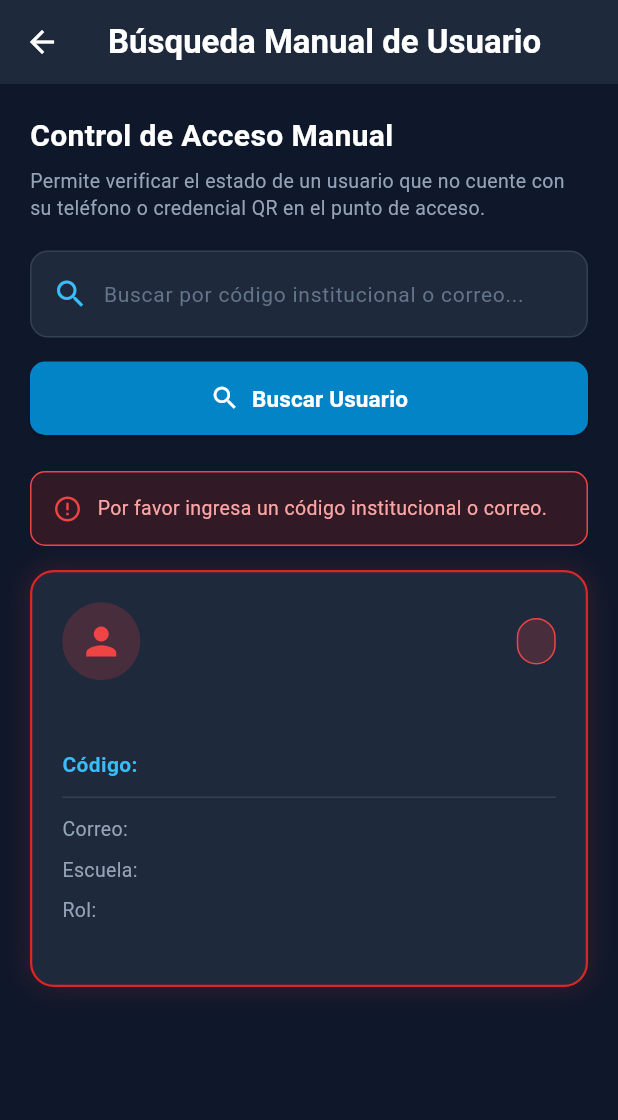
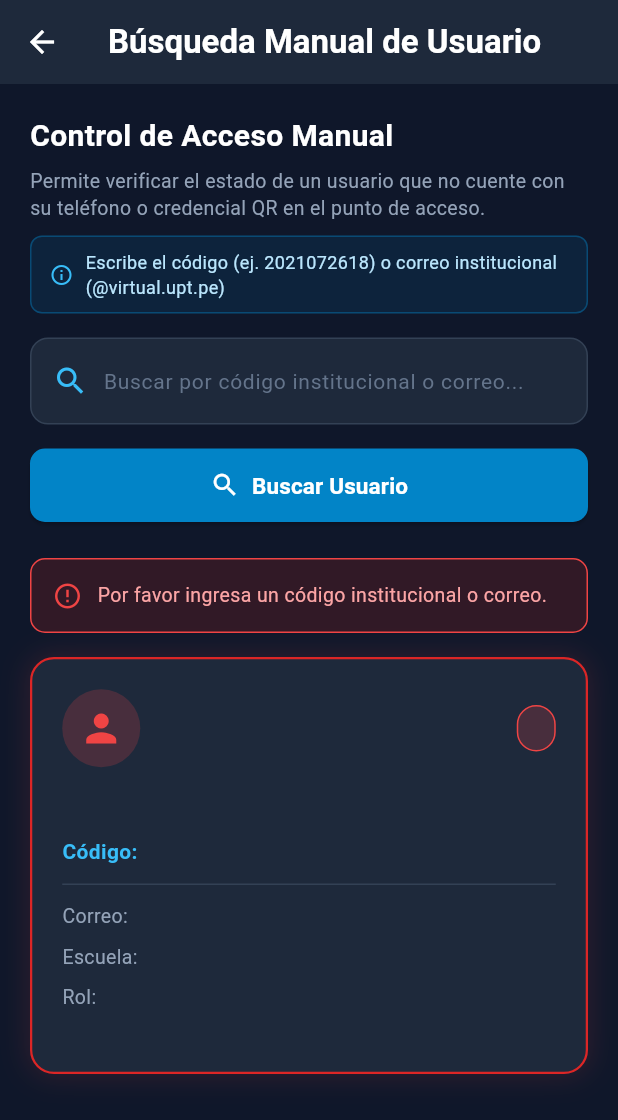
Before and after one commit to CarlosAyala1989/app-seguridad-entrada-upt, a Flutter app: the BusquedaUsuarioScreen screen opened directly, after a tap on "Buscar Usuario", on a phone screen of 412 x 824 dp. Shown: the top 1120 px of the screen. Run offline on Flutter 3.47's test engine with Material 3 defaults, Android fonts, the phone set to English and light mode, and no system bars; our stand-ins replace camera, flutter_secure_storage, geolocator, local_auth, qr_flutter; missing offline and left inert: mobile_scanner; accounts and stored records are empty.

Commit message:
fix(busqueda): fallback transparente ante 404 de backend remoto y guia visual de busqueda

```diff
--- a/aplicacion_seguridad/lib/features/busqueda/presentation/screens/busqueda_usuario_screen.dart
+++ b/aplicacion_seguridad/lib/features/busqueda/presentation/screens/busqueda_usuario_screen.dart
@@ -105,11 +105,16 @@ class _BusquedaUsuarioScreenState extends State<BusquedaUsuarioScreen> {
     } catch (e) {
       if (!mounted) return;
 
-      // Fallback local ordenado para desarrollo local u offline
+      // Si el endpoint no está desplegado aún en el backend (404 / RUTA_NO_ENCONTRADA),
+      // o el guardia no tiene geocerca activa o no hay red, activar fallback transparente.
       final errorStr = e.toString();
       if (errorStr.contains('NO_AUTENTICADO') ||
           errorStr.contains('ERROR_CONEXION') ||
-          errorStr.contains('SocketException')) {
+          errorStr.contains('SocketException') ||
+          errorStr.contains('RUTA_NO_ENCONTRADA') ||
+          errorStr.contains('404') ||
+          errorStr.contains('SEGURIDAD_FUERA_DE_ZONA') ||
+          errorStr.contains('SEGURIDAD_SIN_ASIGNACION')) {
         _aplicarFallbackLocal(limpio);
       } else {
         setState(() {
@@ -123,7 +128,8 @@ class _BusquedaUsuarioScreenState extends State<BusquedaUsuarioScreen> {
   void _aplicarFallbackLocal(String limpio) {
     setState(() {
       _cargando = false;
-      if (limpio == '0000000000' || limpio.toLowerCase().contains('bloqueado')) {
+      final q = limpio.toLowerCase();
+      if (limpio == '0000000000' || q.contains('bloqueado') || q.contains('sancion')) {
         _usuarioEncontrado = UsuarioBusquedaModel(
           codigoInstitucional: limpio,
           nombreCompleto: 'Estudiante Sancionado Ejemplo',
@@ -132,18 +138,29 @@ class _BusquedaUsuarioScreenState extends State<BusquedaUsuarioScreen> {
           estadoAcceso: 'BLOQUEADO',
           bloqueoVigente: true,
         );
-      } else if (limpio.length >= 4) {
+      } else if (limpio.length >= 3) {
+        final esJefferson = q.contains('jefferson') ||
+            q.contains('2021072618') ||
+            q.contains('rosas');
         _usuarioEncontrado = UsuarioBusquedaModel(
-          codigoInstitucional: limpio.contains('@') ? '2021072618' : limpio,
-          nombreCompleto: 'Jefferson Rosas Chambilla',
+          codigoInstitucional: esJefferson
+              ? '2021072618'
+              : (limpio.contains('@') ? limpio.split('@').first : limpio),
+          nombreCompleto: esJefferson
+              ? 'Jefferson Rosas Chambilla'
+              : 'Usuario UPT ($limpio)',
           correoInstitucional: limpio.contains('@')
               ? limpio
-              : '$limpio@virtual.upt.pe',
+              : (esJefferson
+                  ? 'jr2021072618@virtual.upt.pe'
+                  : '$limpio@virtual.upt.pe'),
           escuela: 'Ingeniería de Sistemas',
           estadoAcceso: 'HABILITADO',
+          identidadVerificada: true,
+          bloqueoVigente: false,
         );
       } else {
-        _error = 'No se encontró ningún registro para "$limpio".';
+        _error = 'Ingresa al menos 3 caracteres de código o correo institucional.';
       }
     });
   }
@@ -184,7 +201,28 @@ class _BusquedaUsuarioScreenState extends State<BusquedaUsuarioScreen> {
                 'Permite verificar el estado de un usuario que no cuente con su teléfono o credencial QR en el punto de acceso.',
                 style: TextStyle(color: Color(0xFF94A3B8), fontSize: 13, height: 1.4),
               ),
-              const SizedBox(height: 20),
+              const SizedBox(height: 10),
+              Container(
+                padding: const EdgeInsets.symmetric(horizontal: 12, vertical: 8),
+                decoration: BoxDecoration(
+                  color: const Color(0xFF0369A1).withValues(alpha: 0.15),
+                  borderRadius: BorderRadius.circular(8),
+                  border: Border.all(color: const Color(0xFF0284C7).withValues(alpha: 0.4)),
+                ),
+                child: const Row(
+                  children: [
+                    Icon(Icons.info_outline, color: Color(0xFF38BDF8), size: 16),
+                    SizedBox(width: 8),
+                    Expanded(
+                      child: Text(
+                        'Escribe el código (ej. 2021072618) o correo institucional (@virtual.upt.pe)',
+                        style: TextStyle(color: Color(0xFFBAE6FD), fontSize: 12),
+                      ),
+                    ),
+                  ],
+                ),
+              ),
+              const SizedBox(height: 16),
 
               // Campo de Búsqueda Único (Mantiene compatibilidad estricta con tests)
               Container(
```
